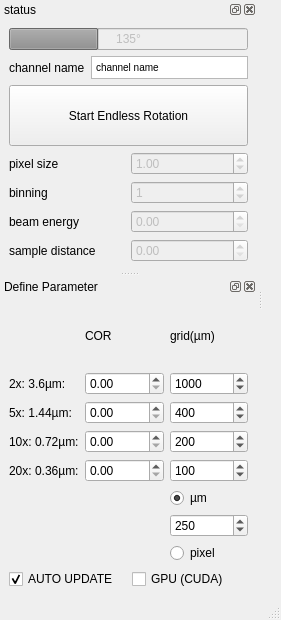
Before: the Qt Designer form BAMline_CT-helper/on_the_fly_navigator.ui in HMarkoetter/BAMline_CT_preview_RECO, drawn with Qt 5.
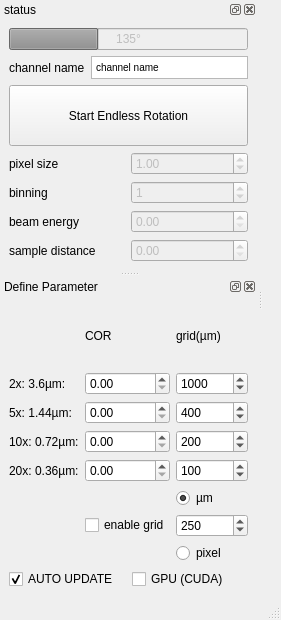
After: the same form once the commit is applied.

Commit message: navigator progress COR handling adding ruler

The edit to the form file:
```diff
--- a/BAMline_CT-helper/on_the_fly_navigator.ui
+++ b/BAMline_CT-helper/on_the_fly_navigator.ui
@@ -497,6 +497,13 @@
          </property>
         </widget>
        </item>
+       <item row="15" column="1">
+        <widget class="QCheckBox" name="enable_grid">
+         <property name="text">
+          <string>enable grid</string>
+         </property>
+        </widget>
+       </item>
       </layout>
      </item>
     </layout>
```
The commit also changes 1 other file.
